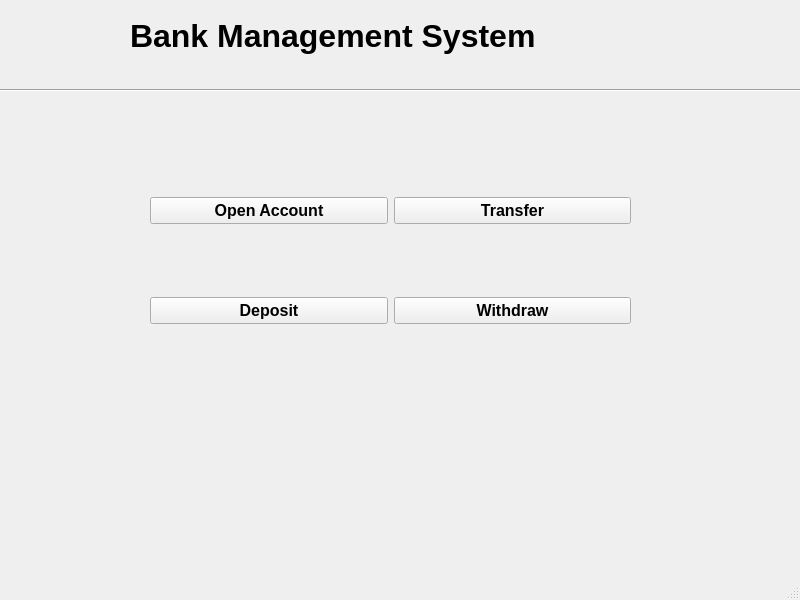
Above: mainpage.ui from iamroHit12/BankMangement before the change. Below: the same form after it.
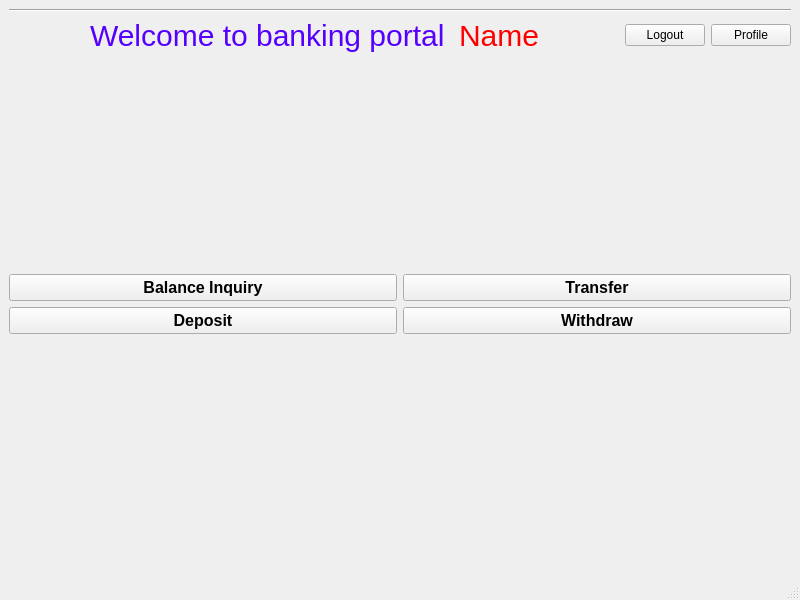
That is the form after the change.

The edit to the form file:
```diff
--- a/mainpage.ui
+++ b/mainpage.ui
@@ -14,77 +14,96 @@
    <string>MainWindow</string>
   </property>
   <widget class="QWidget" name="centralwidget">
-   <widget class="QLabel" name="label">
-    <property name="geometry">
-     <rect>
-      <x>130</x>
-      <y>0</y>
-      <width>541</width>
-      <height>71</height>
-     </rect>
-    </property>
-    <property name="font">
-     <font>
-      <pointsize>24</pointsize>
-      <weight>75</weight>
-      <bold>true</bold>
-     </font>
-    </property>
-    <property name="text">
-     <string>Bank Management System</string>
-    </property>
-   </widget>
+   <layout class="QVBoxLayout" name="verticalLayout">
+    <item>
    <widget class="Line" name="line">
-    <property name="geometry">
-     <rect>
-      <x>0</x>
-      <y>80</y>
-      <width>801</width>
+      <property name="orientation">
+       <enum>Qt::Horizontal</enum>
+      </property>
+     </widget>
+    </item>
+    <item>
+     <layout class="QHBoxLayout" name="horizontalLayout">
+      <item>
+       <spacer name="horizontalSpacer_2">
+        <property name="orientation">
+         <enum>Qt::Horizontal</enum>
+        </property>
+        <property name="sizeHint" stdset="0">
+         <size>
+          <width>68</width>
+          <height>34</height>
+         </size>
+        </property>
+       </spacer>
+      </item>
+      <item>
+       <widget class="QLabel" name="label_2">
+        <property name="styleSheet">
+         <string notr="true">font-size:30px;
+color:rgb(85, 0, 255)</string>
+        </property>
+        <property name="text">
+         <string>Welcome to banking portal </string>
+        </property>
+       </widget>
+      </item>
+      <item>
+       <widget class="QLabel" name="name">
+        <property name="styleSheet">
+         <string notr="true">font-size:30px;
+color:red;
+</string>
+        </property>
+        <property name="text">
+         <string>Name</string>
+        </property>
+       </widget>
+      </item>
+      <item>
+       <spacer name="horizontalSpacer">
+        <property name="orientation">
+         <enum>Qt::Horizontal</enum>
+        </property>
+        <property name="sizeHint" stdset="0">
+         <size>
+          <width>68</width>
       <height>20</height>
-     </rect>
-    </property>
+         </size>
+        </property>
+       </spacer>
+      </item>
+      <item>
+       <widget class="QPushButton" name="logout">
+        <property name="text">
+         <string>Logout</string>
+        </property>
+       </widget>
+      </item>
+      <item>
+       <widget class="QPushButton" name="pushButton_2">
+        <property name="text">
+         <string>Profile</string>
+        </property>
+       </widget>
+      </item>
+     </layout>
+    </item>
+    <item>
+     <spacer name="verticalSpacer">
     <property name="orientation">
-     <enum>Qt::Horizontal</enum>
-    </property>
-   </widget>
-   <widget class="QWidget" name="layoutWidget">
-    <property name="geometry">
-     <rect>
-      <x>150</x>
-      <y>130</y>
-      <width>481</width>
-      <height>261</height>
-     </rect>
-    </property>
+       <enum>Qt::Vertical</enum>
+      </property>
+      <property name="sizeHint" stdset="0">
+       <size>
+        <width>18</width>
+        <height>192</height>
+       </size>
+      </property>
+     </spacer>
+    </item>
+    <item>
     <layout class="QGridLayout" name="gridLayout">
-     <item row="0" column="0">
-      <widget class="QPushButton" name="pushButton_openaccount">
-       <property name="font">
-        <font>
-         <pointsize>12</pointsize>
-         <weight>75</weight>
-         <bold>true</bold>
-        </font>
-       </property>
-       <property name="text">
-        <string>Open Account</string>
-       </property>
-      </widget>
-     </item>
-     <item row="0" column="1">
-      <widget class="QPushButton" name="pushButton_transfer">
-       <property name="font">
-        <font>
-         <pointsize>12</pointsize>
-         <weight>75</weight>
-         <bold>true</bold>
-        </font>
-       </property>
-       <property name="text">
-        <string>Transfer</string>
-       </property>
-      </widget>
-     </item>
      <item row="1" column="0">
       <widget class="QPushButton" name="pushButton_deposit">
        <property name="font">
@@ -99,6 +118,20 @@
        </property>
       </widget>
      </item>
+      <item row="0" column="1">
+       <widget class="QPushButton" name="pushButton_transfer">
+        <property name="font">
+         <font>
+          <pointsize>12</pointsize>
+          <weight>75</weight>
+          <bold>true</bold>
+         </font>
+        </property>
+        <property name="text">
+         <string>Transfer</string>
+        </property>
+       </widget>
+      </item>
      <item row="1" column="1">
       <widget class="QPushButton" name="pushButton_withdraw">
        <property name="font">
@@ -113,8 +146,43 @@
        </property>
       </widget>
      </item>
-    </layout>
-   </widget>
+      <item row="0" column="0">
+       <widget class="QPushButton" name="pushButton_openaccount">
+        <property name="font">
+         <font>
+          <pointsize>12</pointsize>
+          <weight>75</weight>
+          <bold>true</bold>
+         </font>
+        </property>
+        <property name="text">
+         <string>Balance Inquiry</string>
+        </property>
+       </widget>
+      </item>
+     </layout>
+    </item>
+    <item>
+     <spacer name="verticalSpacer_3">
+      <property name="orientation">
+       <enum>Qt::Vertical</enum>
+      </property>
+      <property name="sizeHint" stdset="0">
+       <size>
+        <width>20</width>
+        <height>191</height>
+       </size>
+      </property>
+     </spacer>
+    </item>
+    <item>
+     <widget class="QLabel" name="label">
+      <property name="text">
+       <string/>
+      </property>
+     </widget>
+    </item>
+   </layout>
   </widget>
   <widget class="QMenuBar" name="menubar">
    <property name="geometry">
@@ -122,7 +190,7 @@
      <x>0</x>
      <y>0</y>
      <width>800</width>
-     <height>26</height>
+     <height>21</height>
     </rect>
    </property>
   </widget>
```
Lines whose indentation alone changed are shown as unchanged.
